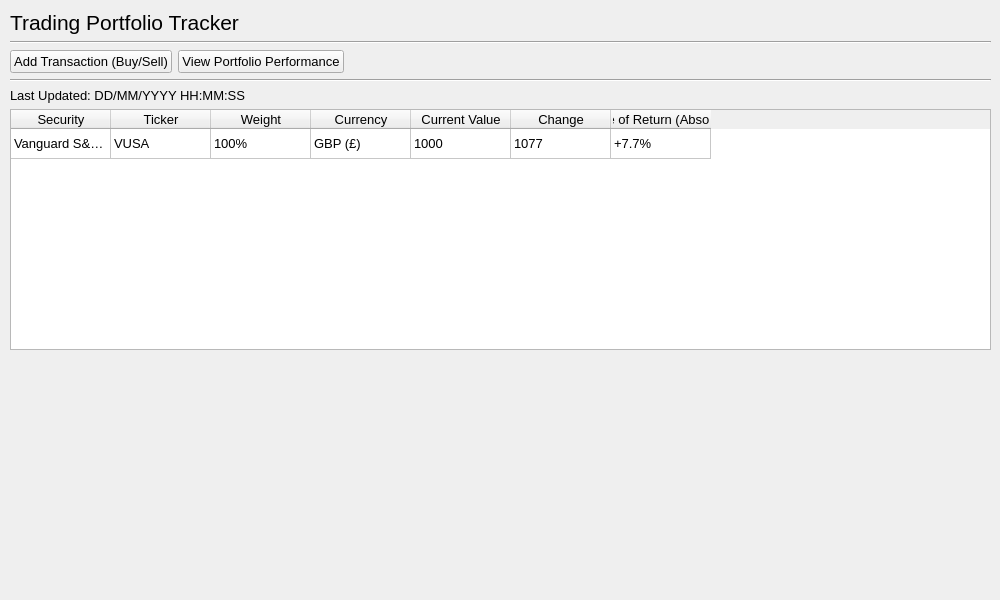
Above: src/ui/main_window.ui from IsaacCheng9/trading-portfolio-tracker before the change. Below: the same form after it.
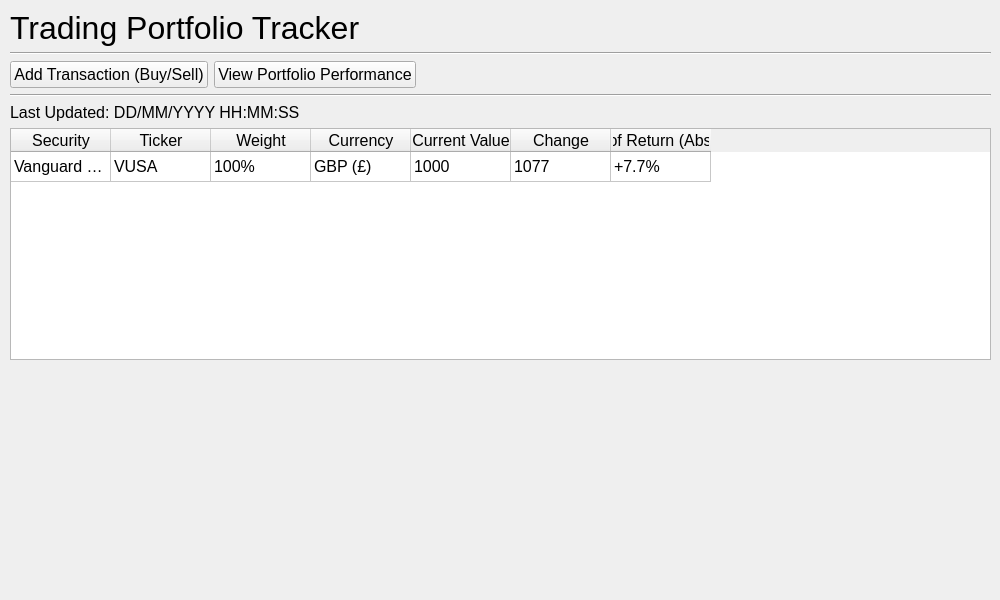
That is the form after the change.

```diff
--- a/src/ui/main_window.ui
+++ b/src/ui/main_window.ui
@@ -12,7 +12,7 @@
   </property>
   <property name="font">
    <font>
-    <pointsize>10</pointsize>
+    <pointsize>12</pointsize>
    </font>
   </property>
   <property name="windowTitle">
@@ -33,7 +33,7 @@
       <widget class="QLabel" name="lbl_app_header">
        <property name="font">
         <font>
-         <pointsize>16</pointsize>
+         <pointsize>24</pointsize>
         </font>
        </property>
        <property name="text">
@@ -54,7 +54,7 @@
         <widget class="QPushButton" name="btn_add_transaction">
          <property name="font">
           <font>
-           <pointsize>10</pointsize>
+           <pointsize>12</pointsize>
           </font>
          </property>
          <property name="text">
@@ -66,7 +66,7 @@
         <widget class="QPushButton" name="btn_view_portfolio_perf">
          <property name="font">
           <font>
-           <pointsize>10</pointsize>
+           <pointsize>12</pointsize>
           </font>
          </property>
          <property name="text">
@@ -116,7 +116,7 @@
        </property>
        <property name="font">
         <font>
-         <pointsize>10</pointsize>
+         <pointsize>12</pointsize>
         </font>
        </property>
        <property name="frameShape">
```
